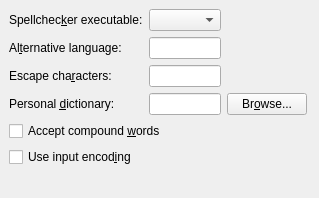
cburschka/lyx, file src/frontends/qt4/ui/PrefSpellcheckerUi.ui: the form before one commit.
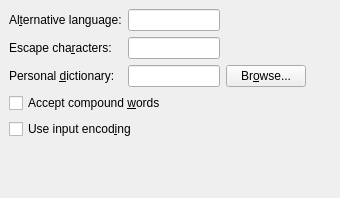
The form after the commit.

Commit message:
remove spellchecker command and flag telling us whether to use a process or a library.
Somebody schould create a rc2rc script...

The edit to the form file:
```diff
--- a/src/frontends/qt4/ui/PrefSpellcheckerUi.ui
+++ b/src/frontends/qt4/ui/PrefSpellcheckerUi.ui
@@ -1,11 +1,11 @@
 <ui version="4.0" >
  <class>PrefSpellcheckerUi</class>
- <widget class="QWidget" name="PrefSpellcheckerUi" >
-  <property name="geometry" >
+ <widget class="QWidget" name="PrefSpellcheckerUi">
+  <property name="geometry">
    <rect>
     <x>0</x>
     <y>0</y>
-    <width>319</width>
+    <width>340</width>
     <height>198</height>
    </rect>
   </property>
@@ -19,7 +19,7 @@
    <property name="spacing" >
     <number>6</number>
    </property>
-   <item row="6" column="0" colspan="3" >
+   <item row="5" column="0" colspan="3">
     <spacer>
      <property name="orientation" >
       <enum>Qt::Vertical</enum>
@@ -35,7 +35,7 @@
      </property>
     </spacer>
    </item>
-   <item row="3" column="3" >
+   <item row="2" column="3">
     <spacer>
      <property name="orientation" >
       <enum>Qt::Horizontal</enum>
@@ -51,16 +51,16 @@
      </property>
     </spacer>
    </item>
-   <item row="3" column="2" >
-    <widget class="QPushButton" name="persDictionaryPB" >
-     <property name="text" >
+   <item row="2" column="2">
+    <widget class="QPushButton" name="persDictionaryPB">
+     <property name="text">
       <string>Br&amp;owse...</string>
      </property>
     </widget>
    </item>
-   <item row="1" column="0" >
-    <widget class="QLabel" name="altLanguageLA" >
-     <property name="text" >
+   <item row="0" column="0">
+    <widget class="QLabel" name="altLanguageLA">
+     <property name="text">
       <string>Al&amp;ternative language:</string>
      </property>
      <property name="buddy" >
@@ -68,22 +68,19 @@
      </property>
     </widget>
    </item>
-   <item row="2" column="1" >
-    <widget class="QLineEdit" name="escapeCharactersED" />
+   <item row="1" column="1">
+    <widget class="QLineEdit" name="escapeCharactersED"/>
    </item>
-   <item row="3" column="1" >
-    <widget class="QLineEdit" name="persDictionaryED" >
-     <property name="toolTip" >
+   <item row="2" column="1">
+    <widget class="QLineEdit" name="persDictionaryED">
+     <property name="toolTip">
       <string>Specify a personal dictionary file other than the default</string>
      </property>
     </widget>
    </item>
-   <item row="0" column="1" >
-    <widget class="QComboBox" name="spellCommandCO" />
-   </item>
-   <item row="3" column="0" >
-    <widget class="QLabel" name="persDictionaryLA" >
-     <property name="text" >
+   <item row="2" column="0">
+    <widget class="QLabel" name="persDictionaryLA">
+     <property name="text">
       <string>Personal &amp;dictionary:</string>
      </property>
      <property name="buddy" >
@@ -91,9 +88,9 @@
      </property>
     </widget>
    </item>
-   <item row="2" column="0" >
-    <widget class="QLabel" name="escapeCharactersLA" >
-     <property name="text" >
+   <item row="1" column="0">
+    <widget class="QLabel" name="escapeCharactersLA">
+     <property name="text">
       <string>Escape cha&amp;racters:</string>
      </property>
      <property name="buddy" >
@@ -101,34 +98,24 @@
      </property>
     </widget>
    </item>
-   <item row="0" column="0" >
-    <widget class="QLabel" name="spellCommandLA" >
-     <property name="text" >
-      <string>Spellchec&amp;ker executable:</string>
-     </property>
-     <property name="buddy" >
-      <cstring>spellCommandCO</cstring>
-     </property>
-    </widget>
-   </item>
-   <item row="1" column="1" >
-    <widget class="QLineEdit" name="altLanguageED" >
-     <property name="toolTip" >
+   <item row="0" column="1">
+    <widget class="QLineEdit" name="altLanguageED">
+     <property name="toolTip">
       <string>Override the language used for the spellchecker</string>
      </property>
     </widget>
    </item>
-   <item row="5" column="0" colspan="3" >
-    <widget class="QCheckBox" name="inputEncodingCB" >
-     <property name="text" >
+   <item row="4" column="0" colspan="3">
+    <widget class="QCheckBox" name="inputEncodingCB">
+     <property name="text">
       <string>Use input encod&amp;ing</string>
      </property>
     </widget>
    </item>
-   <item row="4" column="0" colspan="3" >
-    <widget class="QCheckBox" name="compoundWordCB" >
-     <property name="toolTip" >
-      <string>Accept words such as "diskdrive"</string>
+   <item row="3" column="0" colspan="3">
+    <widget class="QCheckBox" name="compoundWordCB">
+     <property name="toolTip">
+      <string>Accept words such as &quot;diskdrive&quot;</string>
      </property>
      <property name="text" >
       <string>Accept compound &amp;words</string>
```
Left out of the diff: 33 changed lines with no effect on the pictures. The commit also changes 6 other files.
